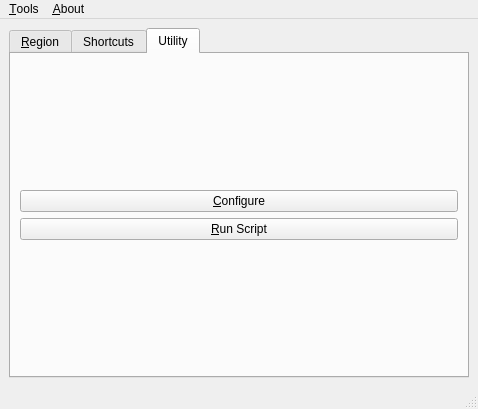
First picture: the form in src/qt/mainwindow.ui, repository DreamHelium/dhlrc, before the edit.
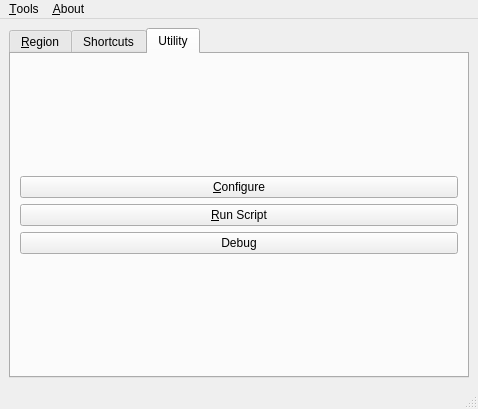
Second picture: the form after the edit. The open tabs and pages were chosen to show the change.

Patch:
```diff
--- a/src/qt/mainwindow.ui
+++ b/src/qt/mainwindow.ui
@@ -80,6 +80,13 @@
             </property>
            </widget>
           </item>
+          <item>
+           <widget class="QPushButton" name="debugBtn">
+            <property name="text">
+             <string notr="true">Debug</string>
+            </property>
+           </widget>
+          </item>
          </layout>
         </item>
        </layout>
```
